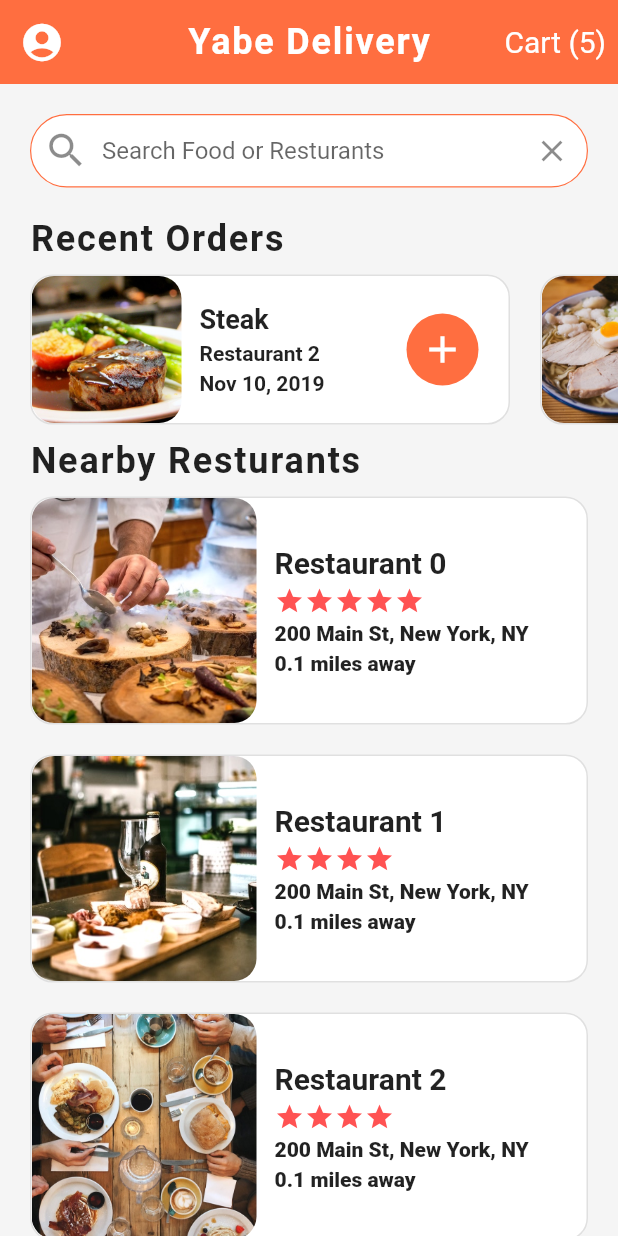
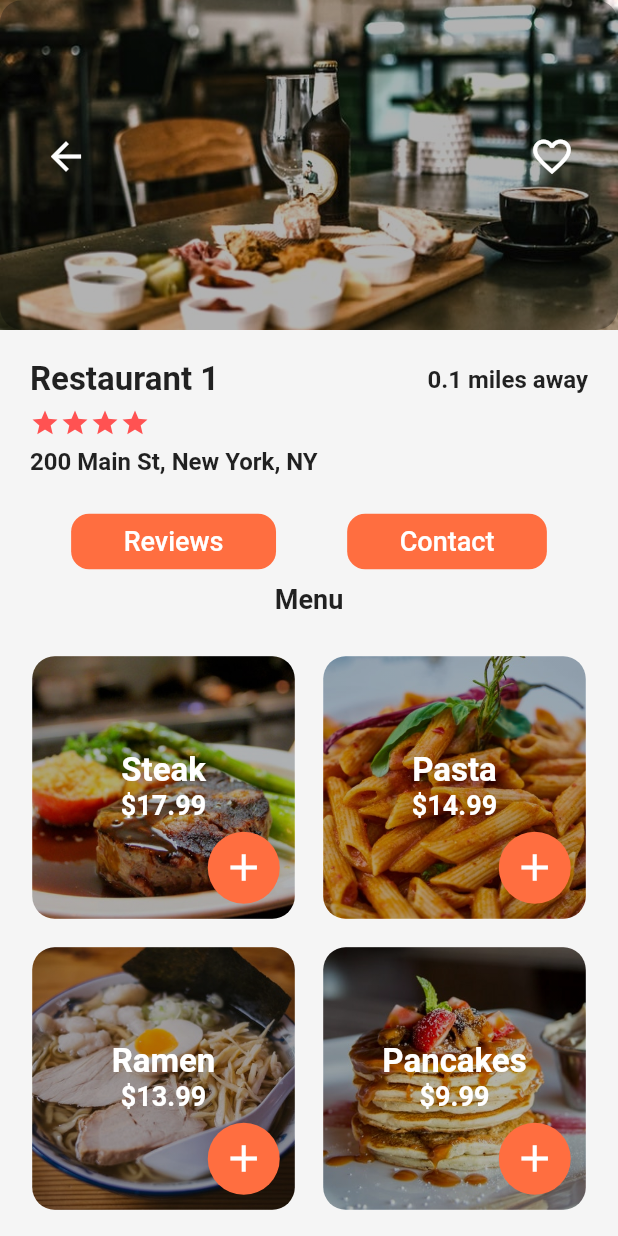
Before and after one commit to yabeye/flutter-food-delivery-app-ui, a Flutter app: the screen it shows after launch, after a tap on "Restaurant 1", on a phone screen of 412 x 824 dp. Run offline on Flutter 3.47's test engine with Material 2 defaults, Android fonts, the phone set to English and light mode, and no system bars.

Commit message:
Resturant Screen is implemented. And minor code optimization.

```diff
--- /dev/null
+++ b/lib/components/build_rating.dart
@@ -0,0 +1,20 @@
+import 'package:flutter/material.dart';
+
+class Rating extends StatelessWidget {
+  final rating;
+  const Rating({Key? key, required this.rating}) : super(key: key);
+
+  @override
+  Widget build(BuildContext context) {
+    return Row(
+      children: [
+        for (int i = 0; i < rating; i++)
+          Icon(
+            Icons.star,
+            size: 20,
+            color: Colors.redAccent,
+          )
+      ],
+    );
+  }
+}
--- a/lib/data/data.dart
+++ b/lib/data/data.dart
@@ -59,11 +59,6 @@ final _restaurant4 = Restaurant(
 );
 
 final List<Restaurant> restaurants = [
-  _restaurant0,
-  _restaurant1,
-  _restaurant2,
-  _restaurant3,
-  _restaurant4,
   _restaurant0,
   _restaurant1,
   _restaurant2,
--- a/lib/screens/home_screen.dart
+++ b/lib/screens/home_screen.dart
@@ -50,6 +50,12 @@ class Home extends StatelessWidget {
                 prefixIcon: Icon(
                   Icons.search,
                   size: 30.0,
+                  color: Theme.of(context).primaryColor,
+                ),
+                focusedBorder: OutlineInputBorder(
+                  borderRadius: BorderRadius.circular(30.0),
+                  borderSide: BorderSide(
+                      width: 0.8, color: Theme.of(context).primaryColor),
                 ),
                 border: OutlineInputBorder(
                   borderRadius: BorderRadius.circular(30.0),
@@ -62,6 +68,7 @@ class Home extends StatelessWidget {
                 ),
                 suffixIcon: Icon(
                   Icons.clear,
+                  color: Colors.black38,
                   //size: 20.0,
                 ),
               ),
--- /dev/null
+++ b/lib/screens/resturant_screen.dart
@@ -0,0 +1,249 @@
+import 'package:flutter/material.dart';
+import 'package:flutter/widgets.dart';
+
+import 'package:flutter_food_delivery_app/components/build_rating.dart';
+import 'package:flutter_food_delivery_app/data/data.dart';
+import 'package:flutter_food_delivery_app/models/food.dart';
+import 'package:flutter_food_delivery_app/models/restaurant.dart';
+import 'package:flutter_food_delivery_app/widgets/add_item.dart';
+
+class ResturantScreen extends StatefulWidget {
+  final Restaurant restaurant;
+  final distance;
+
+  const ResturantScreen(
+      {Key? key, required this.restaurant, required this.distance})
+      : super(key: key);
+
+  @override
+  _ResturantScreenState createState() =>
+      _ResturantScreenState(restaurant: restaurant, distance: distance);
+}
+
+class _ResturantScreenState extends State<ResturantScreen> {
+  final Restaurant restaurant;
+  bool isFavourite = false;
+  final distance;
+  _ResturantScreenState({required this.restaurant, required this.distance});
+
+  final _decorationShade = BoxDecoration(
+      borderRadius: BorderRadius.circular(15.0),
+      gradient: LinearGradient(
+          begin: Alignment.topRight,
+          end: Alignment.bottomLeft,
+          colors: [
+            Colors.black.withOpacity(0.3),
+            Colors.black87.withOpacity(0.3),
+            Colors.black54.withOpacity(0.3),
+            Colors.black38.withOpacity(0.3),
+          ],
+          stops: [
+            0.1,
+            0.4,
+            0.6,
+            0.9
+          ]));
+
+  _swapFavourite() {
+    setState(() {
+      isFavourite = !isFavourite;
+    });
+  }
+
+  Widget _buildMenu(BuildContext context, Food menuItem) {
+    return Center(
+      child: Stack(
+        alignment: Alignment.center,
+        children: [
+          Container(
+            width: 175.0,
+            height: 175.0,
+            decoration: BoxDecoration(
+                image: DecorationImage(
+                    image: AssetImage(menuItem.imageUrl), fit: BoxFit.cover),
+                borderRadius: BorderRadius.circular(15.0)),
+          ),
+          Container(
+            width: 175.0,
+            height: 175.0,
+            decoration: _decorationShade,
+          ),
+          Positioned(
+            bottom: 65.0,
+            child: Column(
+              children: [
+                Text(
+                  menuItem.name,
+                  style: TextStyle(
+                      color: Colors.white,
+                      fontSize: 22,
+                      fontWeight: FontWeight.bold),
+                ),
+                Text(
+                  '\$${menuItem.price}',
+                  style: TextStyle(
+                      color: Colors.white,
+                      fontSize: 18,
+                      fontWeight: FontWeight.bold),
+                )
+              ],
+            ),
+          ),
+          Positioned(
+            bottom: 10.0,
+            right: 10.0,
+            child: AddItem(
+              marginRight: 0.0,
+            ),
+          ),
+        ],
+      ),
+    );
+  }
+
+  @override
+  Widget build(BuildContext context) {
+    return Scaffold(
+      body: Column(
+        children: [
+          Stack(
+            children: [
+              Hero(
+                tag: widget.restaurant.imageUrl,
+                child: Image(
+                  image: AssetImage(restaurant.imageUrl),
+                  height: 220,
+                  width: MediaQuery.of(context).size.width,
+                  fit: BoxFit.cover,
+                ),
+              ),
+              Container(
+                width: MediaQuery.of(context).size.width,
+                height: 220,
+                decoration: _decorationShade,
+              ),
+              Padding(
+                padding: EdgeInsets.symmetric(horizontal: 20.0, vertical: 80.0),
+                child: Row(
+                  mainAxisAlignment: MainAxisAlignment.spaceBetween,
+                  children: [
+                    IconButton(
+                      onPressed: () => Navigator.pop(context),
+                      icon: Icon(
+                        Icons.arrow_back,
+                        color: Colors.white,
+                        size: 30.0,
+                      ),
+                    ),
+                    IconButton(
+                        onPressed: _swapFavourite,
+                        icon: Icon(
+                          isFavourite ? Icons.favorite : Icons.favorite_border,
+                          color: isFavourite
+                              ? Theme.of(context).primaryColor
+                              : Colors.white,
+                          size: 30.0,
+                        ))
+                  ],
+                ),
+              ),
+            ],
+          ),
+          Padding(
+            padding: EdgeInsets.all(20.0),
+            child: Column(
+              crossAxisAlignment: CrossAxisAlignment.start,
+              children: [
+                Row(
+                  mainAxisAlignment: MainAxisAlignment.spaceBetween,
+                  children: [
+                    Text(
+                      this.restaurant.name,
+                      style:
+                          TextStyle(fontSize: 22, fontWeight: FontWeight.bold),
+                    ),
+                    Text(
+                      '$distance miles away',
+                      style:
+                          TextStyle(fontSize: 16, fontWeight: FontWeight.w600),
+                    )
+                  ],
+                ),
+                SizedBox(
+                  height: 6.0,
+                ),
+                Rating(rating: restaurant.rating),
+                SizedBox(
+                  height: 6.0,
+                ),
+                Text(
+                  restaurant.address,
+                  style: TextStyle(fontSize: 16, fontWeight: FontWeight.w600),
+                )
+              ],
+            ),
+          ),
+          Row(
+            mainAxisAlignment: MainAxisAlignment.spaceEvenly,
+            children: [
+              RoundedButton(
+                text: 'Reviews',
+                onpressed: () {},
+              ),
+              RoundedButton(
+                text: 'Contact',
+                onpressed: () {},
+              ),
+            ],
+          ),
+          SizedBox(
+            height: 4.0,
+          ),
+          Text(
+            'Menu',
+            style: TextStyle(fontWeight: FontWeight.bold, fontSize: 18),
+          ),
+          SizedBox(
+            height: 6.0,
+          ),
+          Expanded(
+            child: GridView.count(
+              physics: BouncingScrollPhysics(),
+              padding: EdgeInsets.all(12.0),
+              crossAxisCount: 2,
+              children: List.generate(restaurant.menu.length, (index) {
+                Food food = restaurant.menu[index];
+                return _buildMenu(context, food);
+              }),
+            ),
+          ),
+        ],
+      ),
+    );
+  }
+}
+
+class RoundedButton extends StatelessWidget {
+  final text;
+  final VoidCallback onpressed;
+  const RoundedButton({
+    Key? key,
+    required this.text,
+    required this.onpressed,
+  }) : super(key: key);
+
+  @override
+  Widget build(BuildContext context) {
+    return TextButton(
+      onPressed: onpressed,
+      child: Text(text, style: TextStyle(color: Colors.white, fontSize: 18.0)),
+      style: TextButton.styleFrom(
+        padding: EdgeInsets.symmetric(horizontal: 35.0, vertical: 8.0),
+        backgroundColor: Theme.of(context).primaryColor,
+        shape: RoundedRectangleBorder(
+          borderRadius: BorderRadius.circular(12.0),
+        ),
+      ),
+    );
+  }
+}
--- /dev/null
+++ b/lib/widgets/add_item.dart
@@ -0,0 +1,29 @@
+import 'package:flutter/material.dart';
+
+class AddItem extends StatelessWidget {
+  final double marginRight;
+  const AddItem({
+    Key? key,
+    this.marginRight = 20.0,
+  }) : super(key: key);
+
+  @override
+  Widget build(BuildContext context) {
+    return Container(
+      width: 48,
+      height: 48,
+      margin: EdgeInsets.only(right: marginRight),
+      decoration: BoxDecoration(
+        color: Theme.of(context).primaryColor,
+        borderRadius: BorderRadius.circular(30.0),
+      ),
+      child: IconButton(
+          onPressed: () {},
+          icon: Icon(
+            Icons.add,
+            color: Colors.white,
+            size: 30,
+          )),
+    );
+  }
+}
--- a/lib/widgets/nearby_resturants.dart
+++ b/lib/widgets/nearby_resturants.dart
@@ -1,36 +1,28 @@
 import 'dart:math';
 
 import 'package:flutter/material.dart';
+import 'package:flutter_food_delivery_app/components/build_rating.dart';
 import 'package:flutter_food_delivery_app/data/data.dart';
 import 'package:flutter_food_delivery_app/models/restaurant.dart';
+import 'package:flutter_food_delivery_app/screens/resturant_screen.dart';
 
 class NearbyResturant extends StatelessWidget {
-  const NearbyResturant({Key? key}) : super(key: key);
+  NearbyResturant({Key? key}) : super(key: key);
 
-  String generateRandomDistance() {
-    String temp = Random().nextDouble().toStringAsFixed(1);
-
-    return '$temp miles away';
-  }
-
-  _buildRaing(int rating) {
-    return Row(
-      children: [
-        for (int i = 0; i < rating; i++)
-          Icon(
-            Icons.star,
-            size: 20,
-            color: Colors.redAccent,
-          )
-      ],
-    );
-  }
+  final String getGeographicDistanceDifference =
+      Random().nextDouble().toStringAsFixed(1).toString();
 
   Widget _buildNearByResturants(BuildContext context) {
     List<Widget> nearbyResturatsList = [];
     restaurants.forEach((Restaurant restaurant) {
       nearbyResturatsList.add(GestureDetector(
-        onTap: () => print('going to a resurant page ... '),
+        onTap: () => Navigator.push(
+            context,
+            MaterialPageRoute(
+                builder: (_) => ResturantScreen(
+                      restaurant: restaurant,
+                      distance: getGeographicDistanceDifference,
+                    ))),
         child: Container(
           margin: EdgeInsets.symmetric(horizontal: 20.0, vertical: 10.0),
           decoration: BoxDecoration(
@@ -46,11 +38,14 @@ class NearbyResturant extends StatelessWidget {
             children: [
               ClipRRect(
                 borderRadius: BorderRadius.circular(15.0),
-                child: Image(
-                  image: AssetImage(restaurant.imageUrl),
-                  width: 150,
-                  height: 150,
-                  fit: BoxFit.cover,
+                child: Hero(
+                  tag: restaurant.imageUrl,
+                  child: Image(
+                    image: AssetImage(restaurant.imageUrl),
+                    width: 150,
+                    height: 150,
+                    fit: BoxFit.cover,
+                  ),
                 ),
               ),
               Expanded(
@@ -69,8 +64,7 @@ class NearbyResturant extends StatelessWidget {
                       SizedBox(
                         height: 4.0,
                       ),
-                      // Rating will go here //
-                      _buildRaing(restaurant.rating),
+                      Rating(rating: restaurant.rating),
                       SizedBox(
                         height: 4.0,
                       ),
@@ -84,7 +78,7 @@ class NearbyResturant extends StatelessWidget {
                         height: 4.0,
                       ),
                       Text(
-                        generateRandomDistance(),
+                        '$getGeographicDistanceDifference miles away.',
                         style: TextStyle(
                             fontSize: 14, fontWeight: FontWeight.w800),
                         overflow: TextOverflow.ellipsis,
--- a/lib/widgets/recent_orders.dart
+++ b/lib/widgets/recent_orders.dart
@@ -1,6 +1,7 @@
 import 'package:flutter/material.dart';
 import 'package:flutter_food_delivery_app/data/data.dart';
 import 'package:flutter_food_delivery_app/models/order.dart';
+import 'package:flutter_food_delivery_app/widgets/add_item.dart';
 
 class RecentOrders extends StatelessWidget {
   const RecentOrders({Key? key}) : super(key: key);
@@ -70,22 +71,7 @@ class RecentOrders extends StatelessWidget {
               ],
             ),
           ),
-          Container(
-            width: 48,
-            height: 48,
-            margin: EdgeInsets.only(right: 20.0),
-            decoration: BoxDecoration(
-              color: Theme.of(context).primaryColor,
-              borderRadius: BorderRadius.circular(30.0),
-            ),
-            child: IconButton(
-                onPressed: () {},
-                icon: Icon(
-                  Icons.add,
-                  color: Colors.white,
-                  size: 30,
-                )),
-          ),
+          AddItem(),
         ],
       ),
     );
```
